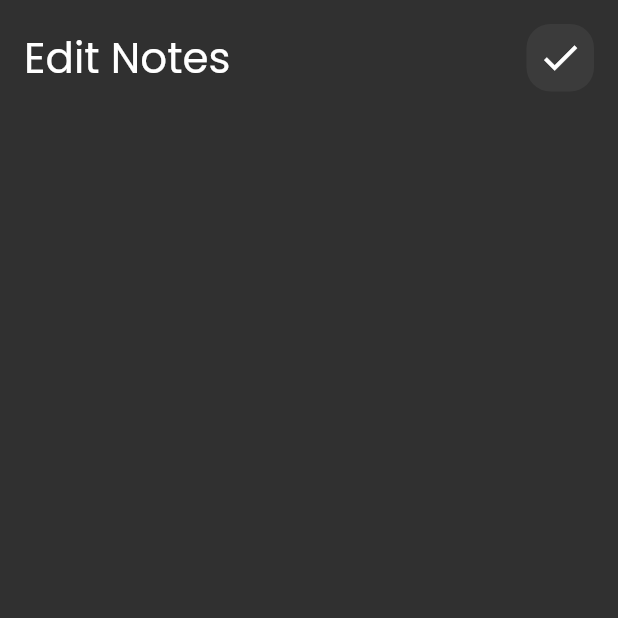
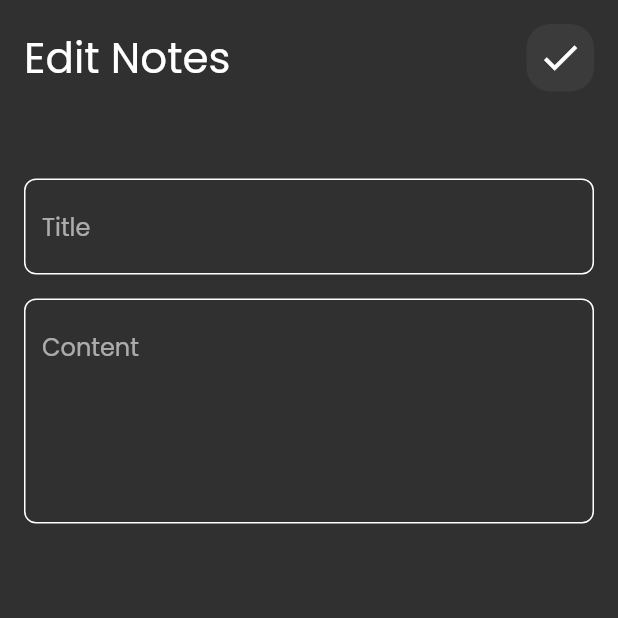
Before and after one commit to mahmoudthaher/tharwatsamy, a Flutter app: the EditNoteView screen opened directly, on a phone screen of 412 x 824 dp, the top half of it. Run offline on Flutter 3.47's test engine with Material 2 defaults, Android fonts, the phone set to English and light mode, and no system bars; our stand-ins replace audioplayers, bloc, cloud_firestore, dio, firebase_auth, firebase_core and 5 more; accounts and stored records are empty.

Commit message:
edit note view ui done

```diff
--- a/nots_app/notes_app/lib/widgets/add_note_bottom_sheet.dart
+++ b/nots_app/notes_app/lib/widgets/add_note_bottom_sheet.dart
@@ -16,7 +16,7 @@ class AddNoteBottomSheet extends StatelessWidget {
             CustomTextField(hintText: 'Title'),
             SizedBox(height: 16),
             CustomTextField(
-              hintText: 'content',
+              hintText: 'Content',
               maxLines: 5,
             ),
             SizedBox(height: 32),
--- a/nots_app/notes_app/lib/widgets/edit_view_body.dart
+++ b/nots_app/notes_app/lib/widgets/edit_view_body.dart
@@ -1,5 +1,6 @@
 import 'package:flutter/material.dart';
 import 'package:notes_app/widgets/custom_app_bar.dart';
+import 'package:notes_app/widgets/custom_text_field.dart';
 
 class EditNoteViewBody extends StatelessWidget {
   const EditNoteViewBody({super.key});
@@ -15,6 +16,13 @@ class EditNoteViewBody extends StatelessWidget {
               title: 'Edit Notes',
               icon: Icons.check,
             ),
+            SizedBox(height: 50),
+            CustomTextField(hintText: 'Title'),
+            SizedBox(height: 16),
+            CustomTextField(
+              hintText: 'Content',
+              maxLines: 5,
+            )
           ],
         ),
       ),
```
